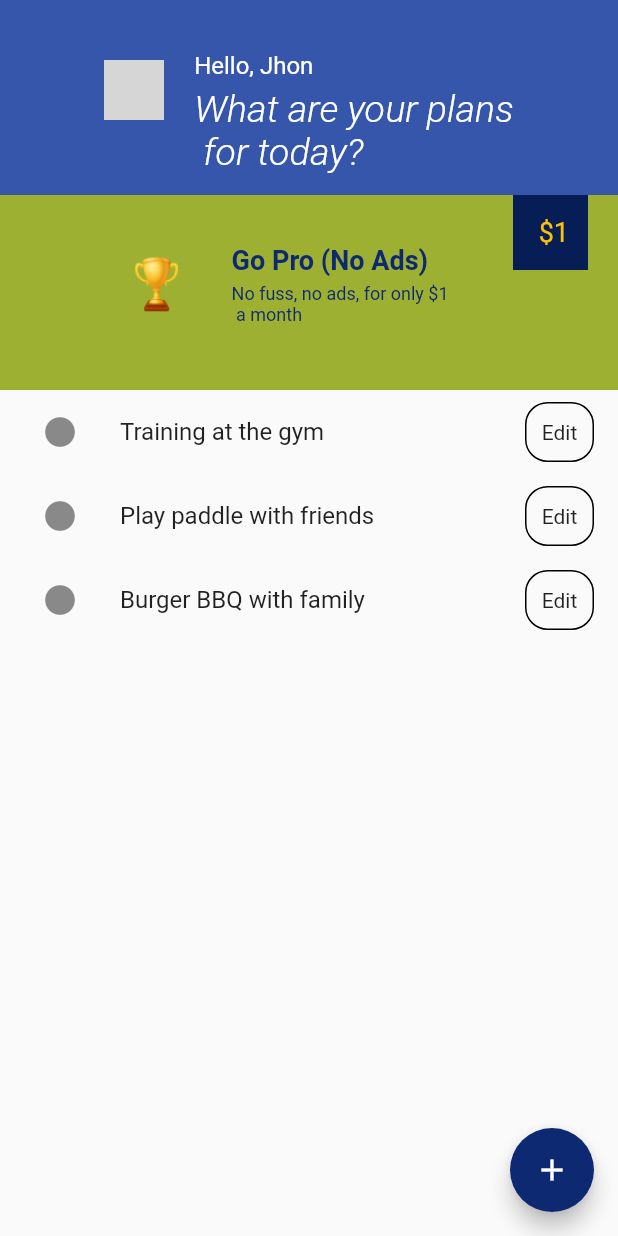
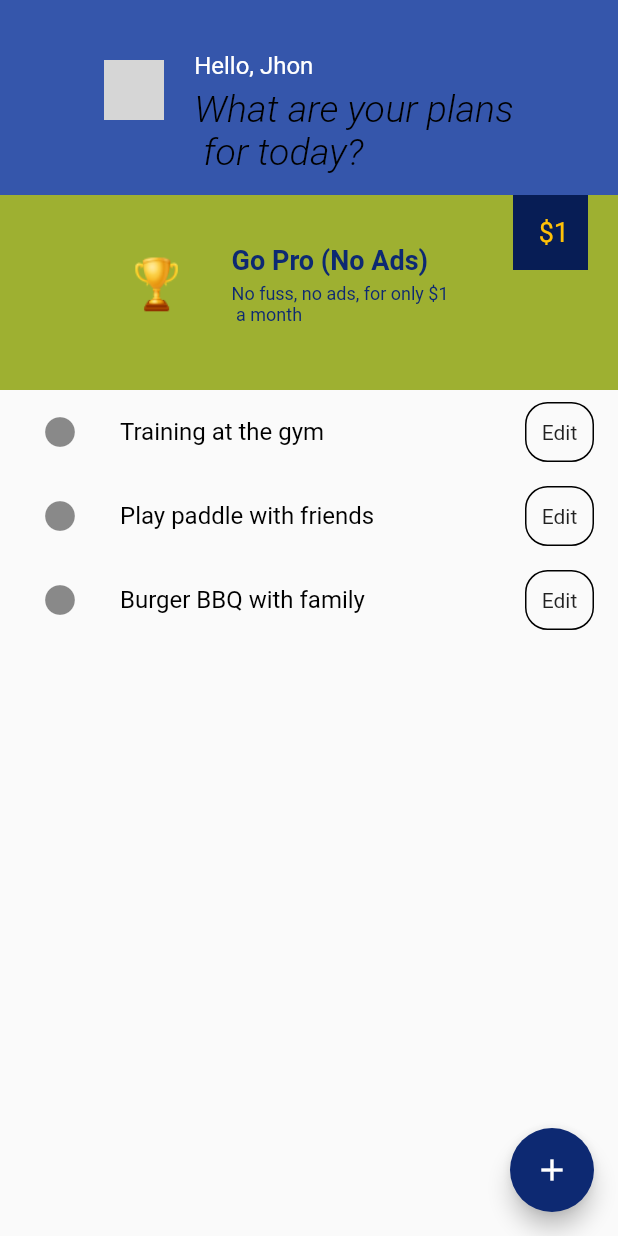
Before and after one commit to maneesha14w/shortpoint_demo, a Flutter app: the screen it shows after launch, on a phone screen of 412 x 824 dp. Run offline on Flutter 3.47's test engine with Material 2 defaults, Android fonts, the phone set to English and light mode, and no system bars; our stand-ins replace google_fonts; grey boxes are pictures that could not be loaded.

Commit message:
style fix

```diff
--- a/lib/core/components/todo_list.dart
+++ b/lib/core/components/todo_list.dart
@@ -2,6 +2,7 @@ import 'package:flutter/material.dart';
 import 'package:provider/provider.dart';
 import 'package:shortpoint_demo/core/components/edit_button.dart';
 import 'package:shortpoint_demo/core/providers/todo_providers.dart';
+import 'package:shortpoint_demo/theme/palette.dart';
 
 class TodoListWidget extends StatelessWidget {
   const TodoListWidget({super.key});
@@ -28,8 +29,11 @@ class TodoListWidget extends StatelessWidget {
                     context.read<TodoProvider>().todoList[index]);
               },
             ),
-            title: Text(context.watch<TodoProvider>().todoList[index].todo),
-            trailing: EditButtonWidget(),
+            title: Text(context.watch<TodoProvider>().todoList[index].todo,
+                style: context.watch<TodoProvider>().todoList[index].isComplete
+                    ? Palette.textStyleStrike
+                    : Palette.textStyleNoStrike),
+            trailing: const EditButtonWidget(),
           );
         },
       ),
--- a/lib/theme/palette.dart
+++ b/lib/theme/palette.dart
@@ -30,8 +30,18 @@ class Palette {
   );
 
   static const textStyleItalic = TextStyle(
-      color: Colors.white,
+      color: Colors.black,
       fontStyle: FontStyle.italic,
       fontSize: 25.0,
       fontWeight: FontWeight.w100);
+
+  static const textStyleStrike = TextStyle(
+      color: Colors.black,
+      fontSize: 16.0,
+      decoration: TextDecoration.lineThrough);
+
+  static const textStyleNoStrike = TextStyle(
+    color: Colors.black,
+    fontSize: 16.0,
+  );
 }
```
Also changed, not shown: lib/features/Edit or Create/edit_or_create.dart (added, +17 -0 lines), lib/features/Home/home.dart (+14 -5 lines).
